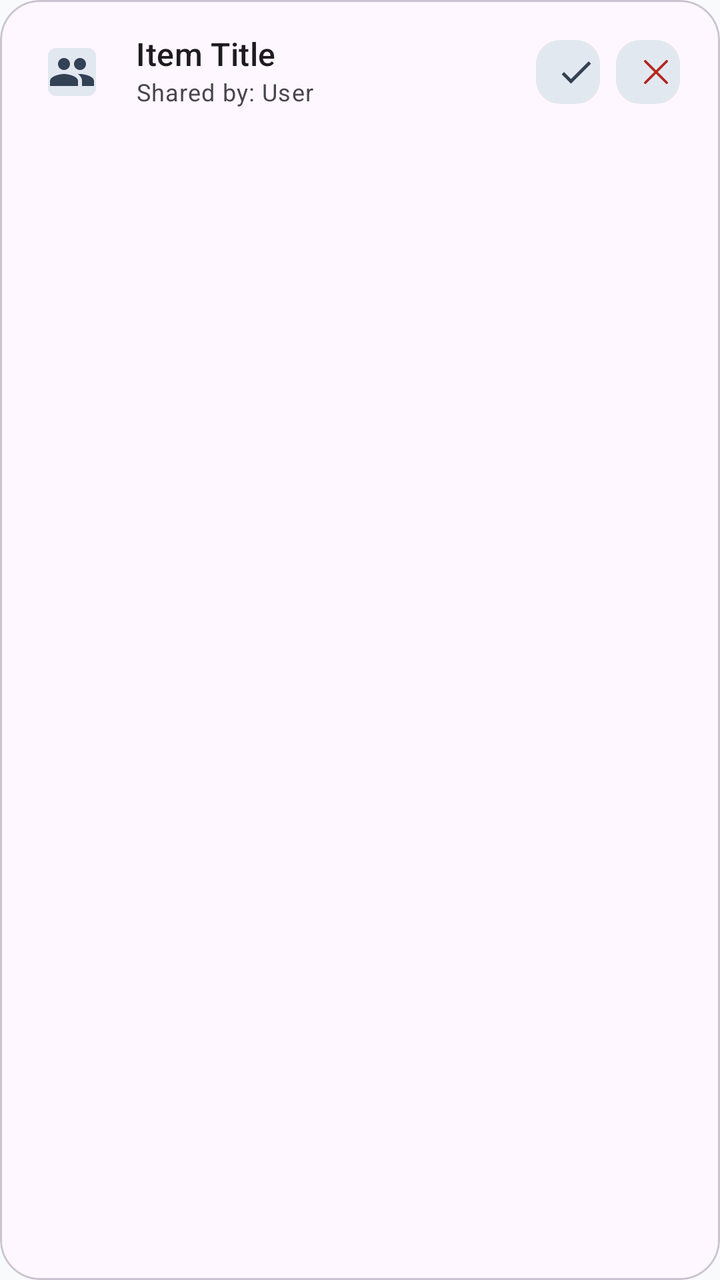
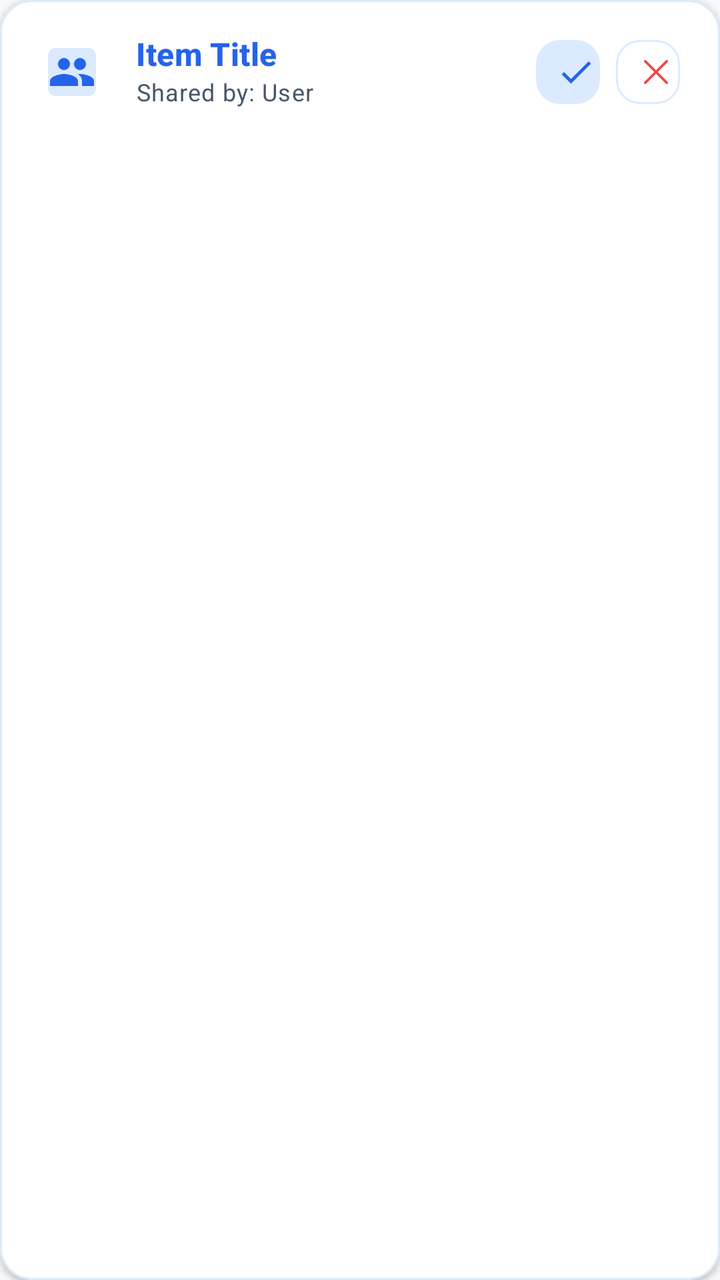

The first picture is an Android layout as it rendered before a commit; the second is the same layout after the commit. The layout source and the unified diff follow.
<!-- AndroidManifest.xml: application theme Theme.TodoJava -->
<!-- res/layout/shared_item_row.xml -->
<?xml version="1.0" encoding="utf-8"?>
<com.google.android.material.card.MaterialCardView xmlns:android="http://schemas.android.com/apk/res/android"
    xmlns:app="http://schemas.android.com/apk/res-auto"
    android:layout_width="match_parent"
    android:layout_height="wrap_content"
    android:layout_marginHorizontal="12dp"
    android:layout_marginVertical="6dp"
    app:cardCornerRadius="20dp"
    app:cardElevation="0dp"
    app:strokeColor="?attr/colorOutlineVariant"
    app:strokeWidth="1dp">

    <androidx.constraintlayout.widget.ConstraintLayout
        android:layout_width="match_parent"
        android:layout_height="wrap_content"
        android:padding="16dp">

        <com.google.android.material.imageview.ShapeableImageView
            android:id="@+id/ivSharedType"
            android:layout_width="40dp"
            android:layout_height="40dp"
            android:background="?attr/colorSecondaryContainer"
            android:padding="8dp"
            android:src="@drawable/ic_shared_items"
            app:layout_constraintStart_toStartOf="parent"
            app:layout_constraintTop_toTopOf="parent"
            app:shapeAppearanceOverlay="@style/ShapeAppearance.Material3.SmallComponent"
            app:tint="?attr/colorOnSecondaryContainer" />

        <TextView
            android:id="@+id/tvSharedItemTitle"
            android:layout_width="0dp"
            android:layout_height="wrap_content"
            android:layout_marginStart="12dp"
            android:text="Item Title"
            android:textAppearance="@style/TextAppearance.Material3.TitleMedium"
            app:layout_constraintEnd_toStartOf="@id/buttonAccept"
            app:layout_constraintStart_toEndOf="@id/ivSharedType"
            app:layout_constraintTop_toTopOf="@id/ivSharedType" />

        <TextView
            android:id="@+id/tvSharedFrom"
            android:layout_width="0dp"
            android:layout_height="wrap_content"
            android:text="Shared by: User"
            android:textAppearance="@style/TextAppearance.Material3.BodySmall"
            android:textColor="?attr/colorOnSurfaceVariant"
            app:layout_constraintEnd_toStartOf="@id/buttonAccept"
            app:layout_constraintStart_toStartOf="@id/tvSharedItemTitle"
            app:layout_constraintTop_toBottomOf="@+id/tvSharedItemTitle" />

        <com.google.android.material.button.MaterialButton
            android:id="@+id/buttonAccept"
            style="@style/Widget.Material3.Button.IconButton.Filled.Tonal"
            android:layout_width="40dp"
            android:layout_height="40dp"
            app:icon="@drawable/ic_check"
            app:iconPadding="0dp"
            app:layout_constraintBottom_toBottomOf="parent"
            app:layout_constraintEnd_toStartOf="@id/buttonDecline"
            app:layout_constraintTop_toTopOf="parent" />

        <com.google.android.material.button.MaterialButton
            android:id="@+id/buttonDecline"
            style="@style/Widget.Material3.Button.IconButton.Filled.Tonal"
            android:layout_width="40dp"
            android:layout_height="40dp"
            android:layout_marginStart="8dp"
            app:icon="@drawable/ic_close"
            app:iconPadding="0dp"
            app:layout_constraintBottom_toBottomOf="parent"
            app:layout_constraintEnd_toEndOf="parent"
            app:layout_constraintTop_toTopOf="parent"
            app:iconTint="?attr/colorError" />

    </androidx.constraintlayout.widget.ConstraintLayout>
</com.google.android.material.card.MaterialCardView>
<!-- resources referenced by this layout -->
<resources>
  <!-- drawable ic_check (drawable) -->
  <vector xmlns:android="http://schemas.android.com/apk/res/android"
      android:width="24dp"
      android:height="24dp"
      android:viewportWidth="24"
      android:viewportHeight="24"
      android:tint="?attr/colorControlNormal">
    <path
        android:fillColor="@android:color/holo_green_dark"
        android:pathData="M9,16.17L4.83,12l-1.42,1.41L9,19 21,7l-1.41,-1.41z"/>
  </vector>
  <!-- drawable ic_close (drawable) -->
  <vector xmlns:android="http://schemas.android.com/apk/res/android" android:height="24dp" android:viewportHeight="1024" android:viewportWidth="1024" android:width="24dp">
        
      <path android:fillColor="#000000" android:pathData="M764.3,214.6 L512,466.9 259.7,214.6a31.9,31.9 0,0 0,-45.1 45.1L466.8,512 214.5,764.2a31.9,31.9 0,1 0,45.1 45.2L512,557.2l252.3,252.3a31.9,31.9 0,0 0,45.1 -45.1L557.1,512.1l252.3,-252.4a31.9,31.9 0,1 0,-45.1 -45.2z"/>
      
  </vector>
  <!-- drawable ic_shared_items (drawable) -->
  <vector xmlns:android="http://schemas.android.com/apk/res/android"
      android:width="24dp"
      android:height="24dp"
      android:viewportWidth="24"
      android:viewportHeight="24"
      android:tint="?attr/colorControlNormal">
      <path
          android:fillColor="@android:color/white"
          android:pathData="M16,11c1.66,0 2.99,-1.34 2.99,-3S17.66,5 16,5s-3,1.34 -3,3 1.34,3 3,3zM8,11c1.66,0 2.99,-1.34 2.99,-3S9.66,5 8,5 5,6.34 5,8s1.34,3 3,3zM8,13c-2.33,0 -7,1.17 -7,3.5L1,19h14v-2.5c0,-2.33 -4.67,-3.5 -7,-3.5zM16,13c-0.29,0 -0.62,0.02 -0.97,0.05 1.16,0.84 1.97,1.97 1.97,3.45L17,19h6v-2.5c0,-2.33 -4.67,-3.5 -7,-3.5z" />
  </vector>
  <style name="Theme.TodoJava" parent="Base.Theme.TodoJava" />
  <color name="primary">#2563EB</color>
  <color name="onPrimary">#FFFFFF</color>
  <color name="primaryContainer">#DBEAFE</color>
  <color name="onPrimaryContainer">#1E40AF</color>
  <color name="secondary">#0F172A</color>
  <color name="onSecondary">#FFFFFF</color>
  <color name="secondaryContainer">#E2E8F0</color>
  <color name="onSecondaryContainer">#334155</color>
  <color name="tertiary">#10B981</color>
  <color name="onTertiary">#FFFFFF</color>
  <color name="tertiaryContainer">#D1FAE5</color>
  <color name="onTertiaryContainer">#065F46</color>
  <color name="surface">#F8FAFC</color>
  <style name="Widget.TodoJava.Button" parent="Widget.Material3.Button">
          <item name="android:insetTop">0dp</item>
          <item name="android:insetBottom">0dp</item>
          <item name="shapeAppearanceOverlay">@style/ShapeAppearance.TodoJava.Button</item>
          <item name="android:paddingTop">14dp</item>
          <item name="android:paddingBottom">14dp</item>
          <item name="backgroundTint">@color/primary</item>
      </style>
  <style name="ShapeAppearance.TodoJava.Button" parent="ShapeAppearance.Material3.SmallComponent">
          <item name="cornerSize">12dp</item>
      </style>
  <!-- unchanged entries left out for length: 1 -->
</resources>

<!-- the commit's change to res/layout/shared_item_row.xml (unified diff, before → after) -->
@@ -5,9 +5,10 @@
     android:layout_height="wrap_content"
     android:layout_marginHorizontal="12dp"
     android:layout_marginVertical="6dp"
-    app:cardCornerRadius="20dp"
-    app:cardElevation="0dp"
-    app:strokeColor="?attr/colorOutlineVariant"
+    app:cardBackgroundColor="@color/white"
+    app:cardCornerRadius="16dp"
+    app:cardElevation="2dp"
+    app:strokeColor="@color/primaryContainer"
     app:strokeWidth="1dp">
 
     <androidx.constraintlayout.widget.ConstraintLayout
@@ -19,13 +20,13 @@
             android:id="@+id/ivSharedType"
             android:layout_width="40dp"
             android:layout_height="40dp"
-            android:background="?attr/colorSecondaryContainer"
+            android:background="@color/primaryContainer"
             android:padding="8dp"
             android:src="@drawable/ic_shared_items"
             app:layout_constraintStart_toStartOf="parent"
             app:layout_constraintTop_toTopOf="parent"
             app:shapeAppearanceOverlay="@style/ShapeAppearance.Material3.SmallComponent"
-            app:tint="?attr/colorOnSecondaryContainer" />
+            app:tint="@color/primary" />
 
         <TextView
             android:id="@+id/tvSharedItemTitle"
@@ -33,7 +34,9 @@
             android:layout_height="wrap_content"
             android:layout_marginStart="12dp"
             android:text="Item Title"
+            android:textColor="@color/primary"
             android:textAppearance="@style/TextAppearance.Material3.TitleMedium"
+            android:textStyle="bold"
             app:layout_constraintEnd_toStartOf="@id/buttonAccept"
             app:layout_constraintStart_toEndOf="@id/ivSharedType"
             app:layout_constraintTop_toTopOf="@id/ivSharedType" />
@@ -44,7 +47,7 @@
             android:layout_height="wrap_content"
             android:text="Shared by: User"
             android:textAppearance="@style/TextAppearance.Material3.BodySmall"
-            android:textColor="?attr/colorOnSurfaceVariant"
+            android:textColor="@color/onSurfaceVariant"
             app:layout_constraintEnd_toStartOf="@id/buttonAccept"
             app:layout_constraintStart_toStartOf="@id/tvSharedItemTitle"
             app:layout_constraintTop_toBottomOf="@+id/tvSharedItemTitle" />
@@ -54,7 +57,9 @@
             style="@style/Widget.Material3.Button.IconButton.Filled.Tonal"
             android:layout_width="40dp"
             android:layout_height="40dp"
+            app:backgroundTint="@color/primaryContainer"
             app:icon="@drawable/ic_check"
+            app:iconTint="@color/primary"
             app:iconPadding="0dp"
             app:layout_constraintBottom_toBottomOf="parent"
             app:layout_constraintEnd_toStartOf="@id/buttonDecline"
@@ -66,12 +71,15 @@
             android:layout_width="40dp"
             android:layout_height="40dp"
             android:layout_marginStart="8dp"
+            app:backgroundTint="@color/white"
+            app:strokeColor="@color/primaryContainer"
+            app:strokeWidth="1dp"
             app:icon="@drawable/ic_close"
             app:iconPadding="0dp"
             app:layout_constraintBottom_toBottomOf="parent"
             app:layout_constraintEnd_toEndOf="parent"
             app:layout_constraintTop_toTopOf="parent"
-            app:iconTint="?attr/colorError" />
+            app:iconTint="#EF4444" />
 
     </androidx.constraintlayout.widget.ConstraintLayout>
 </com.google.android.material.card.MaterialCardView>
<!-- resource entries referenced after the edit -->
@@ -1,5 +1,6 @@
 <!-- resources referenced by this layout -->
 <resources>
+  <color name="onSurfaceVariant">#475569</color>
   <!-- drawable ic_check (drawable) -->
   <vector xmlns:android="http://schemas.android.com/apk/res/android"
       android:width="24dp"
@@ -32,6 +33,7 @@
   <color name="primary">#2563EB</color>
   <color name="onPrimary">#FFFFFF</color>
   <color name="primaryContainer">#DBEAFE</color>
+  <color name="white">#FFFFFFFF</color>
   <color name="onPrimaryContainer">#1E40AF</color>
   <color name="secondary">#0F172A</color>
   <color name="onSecondary">#FFFFFF</color>
